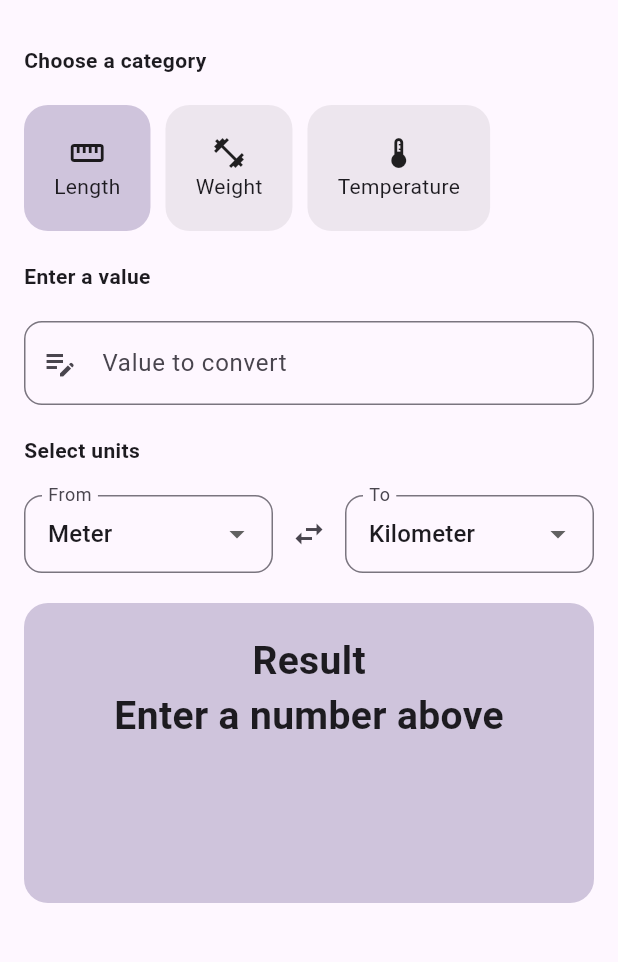
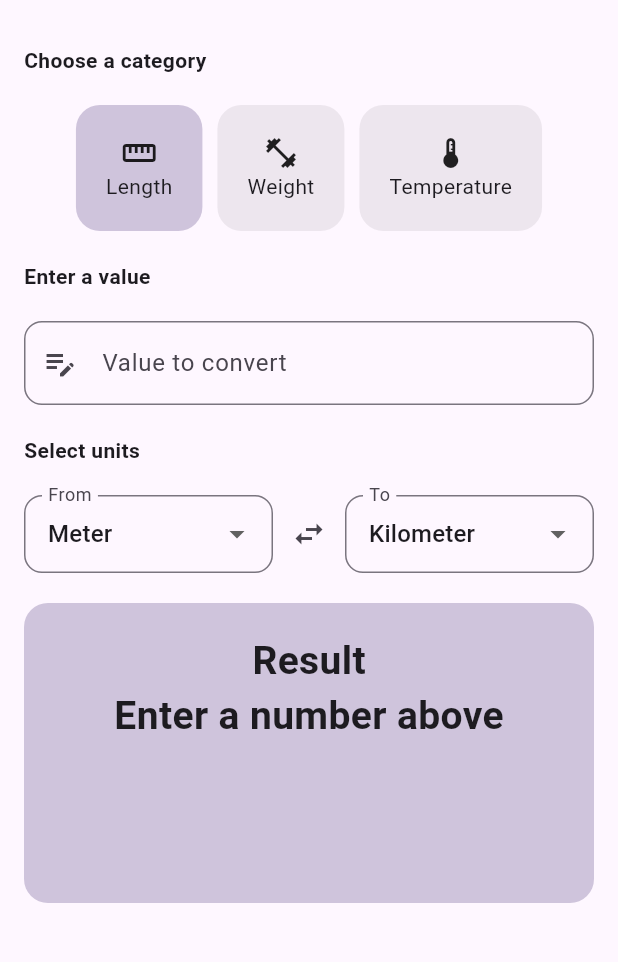
Before and after one commit to mishad01/Ed-Tech-Projects, a Flutter app: the screen it shows after launch, on a phone screen of 412 x 824 dp, the part 63-1025 px from its top. Run offline on Flutter 3.47's test engine with Material 3 defaults, Android fonts, the light colour scheme and no system bars; our stand-ins replace webview_flutter.

Commit message:
fix: row alignment

```diff
--- a/unit_converter/lib/presentation/widget/category_selector.dart
+++ b/unit_converter/lib/presentation/widget/category_selector.dart
@@ -10,6 +10,8 @@ class CategorySelector extends StatelessWidget {
     final provider = context.watch<ConverterProvider>();
     return Row(
       spacing: 10,
+      mainAxisAlignment: .center,
+      crossAxisAlignment: .center,
       children: List.generate(provider.categories.length, (index) {
         final category = provider.categories[index];
         final isSelected = provider.selectedCategoryIndex == index;
```
